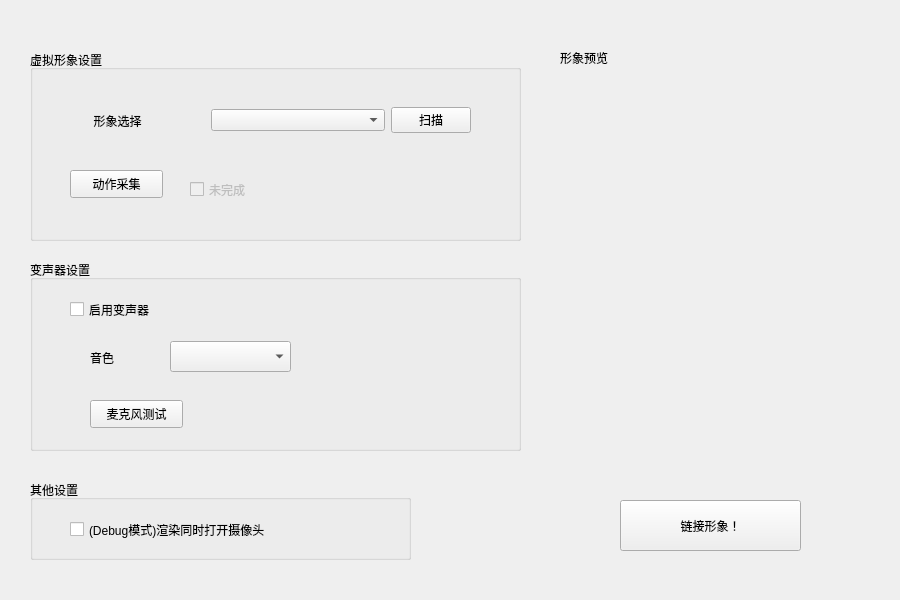
Qt form Qt-src/wid.ui (charlie0129/vtuber-kit) before a commit.
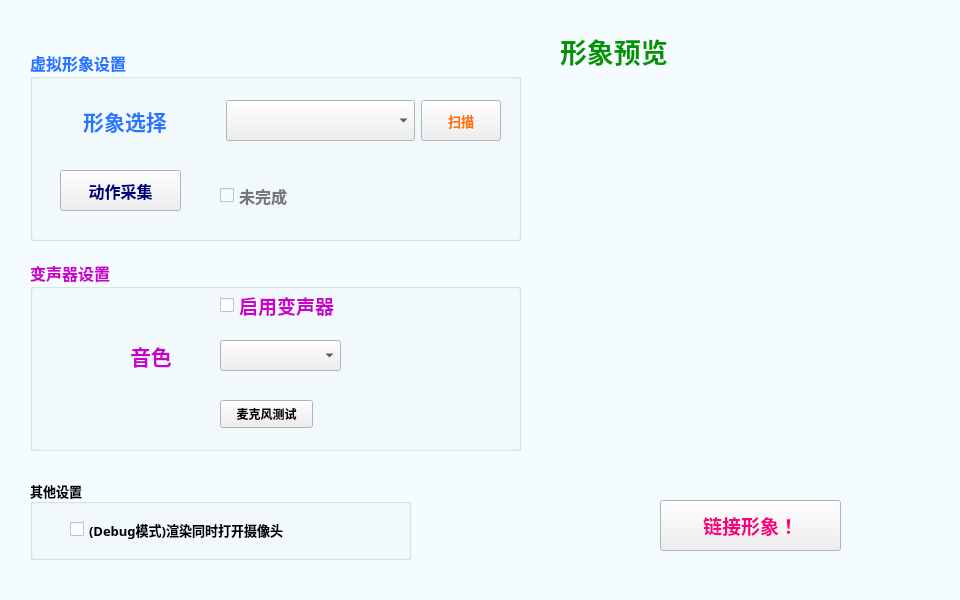
The same form after that commit.

Commit message: GUI update update:美化GUI文件

What changed in the file:
```diff
--- a/Qt-src/wid.ui
+++ b/Qt-src/wid.ui
@@ -6,10 +6,80 @@
    <rect>
     <x>0</x>
     <y>0</y>
-    <width>900</width>
+    <width>960</width>
     <height>600</height>
    </rect>
   </property>
+  <property name="maximumSize">
+   <size>
+    <width>960</width>
+    <height>600</height>
+   </size>
+  </property>
+  <property name="palette">
+   <palette>
+    <active>
+     <colorrole role="Base">
+      <brush brushstyle="SolidPattern">
+       <color alpha="255">
+        <red>255</red>
+        <green>255</green>
+        <blue>255</blue>
+       </color>
+      </brush>
+     </colorrole>
+     <colorrole role="Window">
+      <brush brushstyle="SolidPattern">
+       <color alpha="255">
+        <red>244</red>
+        <green>252</green>
+        <blue>255</blue>
+       </color>
+      </brush>
+     </colorrole>
+    </active>
+    <inactive>
+     <colorrole role="Base">
+      <brush brushstyle="SolidPattern">
+       <color alpha="255">
+        <red>255</red>
+        <green>255</green>
+        <blue>255</blue>
+       </color>
+      </brush>
+     </colorrole>
+     <colorrole role="Window">
+      <brush brushstyle="SolidPattern">
+       <color alpha="255">
+        <red>244</red>
+        <green>252</green>
+        <blue>255</blue>
+       </color>
+      </brush>
+     </colorrole>
+    </inactive>
+    <disabled>
+     <colorrole role="Base">
+      <brush brushstyle="SolidPattern">
+       <color alpha="255">
+        <red>244</red>
+        <green>252</green>
+        <blue>255</blue>
+       </color>
+      </brush>
+     </colorrole>
+     <colorrole role="Window">
+      <brush brushstyle="SolidPattern">
+       <color alpha="255">
+        <red>244</red>
+        <green>252</green>
+        <blue>255</blue>
+       </color>
+      </brush>
+     </colorrole>
+    </disabled>
+   </palette>
+  </property>
   <property name="windowTitle">
    <string>MainWindow</string>
   </property>
@@ -26,18 +96,100 @@
       <height>191</height>
      </rect>
     </property>
+    <property name="palette">
+     <palette>
+      <active>
+       <colorrole role="WindowText">
+        <brush brushstyle="SolidPattern">
+         <color alpha="255">
+          <red>37</red>
+          <green>119</green>
+          <blue>255</blue>
+         </color>
+        </brush>
+       </colorrole>
+      </active>
+      <inactive>
+       <colorrole role="WindowText">
+        <brush brushstyle="SolidPattern">
+         <color alpha="255">
+          <red>37</red>
+          <green>119</green>
+          <blue>255</blue>
+         </color>
+        </brush>
+       </colorrole>
+      </inactive>
+      <disabled>
+       <colorrole role="WindowText">
+        <brush brushstyle="SolidPattern">
+         <color alpha="255">
+          <red>120</red>
+          <green>120</green>
+          <blue>120</blue>
+         </color>
+        </brush>
+       </colorrole>
+      </disabled>
+     </palette>
+    </property>
+    <property name="font">
+     <font>
+      <family>文鼎大签字笔体G30</family>
+      <pointsize>12</pointsize>
+      <weight>75</weight>
+      <bold>true</bold>
+     </font>
+    </property>
     <property name="title">
      <string>虚拟形象设置</string>
     </property>
     <widget class="QPushButton" name="pushButton_shootPhoto">
      <property name="geometry">
       <rect>
-       <x>40</x>
+       <x>30</x>
        <y>120</y>
-       <width>93</width>
-       <height>28</height>
+       <width>121</width>
+       <height>41</height>
       </rect>
      </property>
+     <property name="palette">
+      <palette>
+       <active>
+        <colorrole role="ButtonText">
+         <brush brushstyle="SolidPattern">
+          <color alpha="255">
+           <red>0</red>
+           <green>0</green>
+           <blue>127</blue>
+          </color>
+         </brush>
+        </colorrole>
+       </active>
+       <inactive>
+        <colorrole role="ButtonText">
+         <brush brushstyle="SolidPattern">
+          <color alpha="255">
+           <red>0</red>
+           <green>0</green>
+           <blue>127</blue>
+          </color>
+         </brush>
+        </colorrole>
+       </inactive>
+       <disabled>
+        <colorrole role="ButtonText">
+         <brush brushstyle="SolidPattern">
+          <color alpha="255">
+           <red>120</red>
+           <green>120</green>
+           <blue>120</blue>
+          </color>
+         </brush>
+        </colorrole>
+       </disabled>
+      </palette>
+     </property>
      <property name="text">
       <string>动作采集</string>
      </property>
@@ -48,10 +200,10 @@
      </property>
      <property name="geometry">
       <rect>
-       <x>160</x>
+       <x>190</x>
        <y>130</y>
-       <width>91</width>
-       <height>19</height>
+       <width>121</width>
+       <height>31</height>
       </rect>
      </property>
      <property name="text">
@@ -62,9 +214,9 @@
      <property name="geometry">
       <rect>
        <x>0</x>
-       <y>30</y>
-       <width>441</width>
-       <height>81</height>
+       <y>50</y>
+       <width>471</width>
+       <height>41</height>
       </rect>
      </property>
      <layout class="QHBoxLayout" name="horizontalLayout">
@@ -76,6 +228,159 @@
           <verstretch>0</verstretch>
          </sizepolicy>
         </property>
+        <property name="palette">
+         <palette>
+          <active>
+           <colorrole role="WindowText">
+            <brush brushstyle="SolidPattern">
+             <color alpha="255">
+              <red>37</red>
+              <green>119</green>
+              <blue>255</blue>
+             </color>
+            </brush>
+           </colorrole>
+           <colorrole role="Text">
+            <brush brushstyle="SolidPattern">
+             <color alpha="255">
+              <red>0</red>
+              <green>0</green>
+              <blue>0</blue>
+             </color>
+            </brush>
+           </colorrole>
+           <colorrole role="ButtonText">
+            <brush brushstyle="SolidPattern">
+             <color alpha="255">
+              <red>0</red>
+              <green>159</green>
+              <blue>238</blue>
+             </color>
+            </brush>
+           </colorrole>
+           <colorrole role="ToolTipText">
+            <brush brushstyle="SolidPattern">
+             <color alpha="255">
+              <red>170</red>
+              <green>170</green>
+              <blue>255</blue>
+             </color>
+            </brush>
+           </colorrole>
+           <colorrole role="PlaceholderText">
+            <brush brushstyle="SolidPattern">
+             <color alpha="128">
+              <red>0</red>
+              <green>170</green>
+              <blue>255</blue>
+             </color>
+            </brush>
+           </colorrole>
+          </active>
+          <inactive>
+           <colorrole role="WindowText">
+            <brush brushstyle="SolidPattern">
+             <color alpha="255">
+              <red>37</red>
+              <green>119</green>
+              <blue>255</blue>
+             </color>
+            </brush>
+           </colorrole>
+           <colorrole role="Text">
+            <brush brushstyle="SolidPattern">
+             <color alpha="255">
+              <red>0</red>
+              <green>0</green>
+              <blue>0</blue>
+             </color>
+            </brush>
+           </colorrole>
+           <colorrole role="ButtonText">
+            <brush brushstyle="SolidPattern">
+             <color alpha="255">
+              <red>0</red>
+              <green>159</green>
+              <blue>238</blue>
+             </color>
+            </brush>
+           </colorrole>
+           <colorrole role="ToolTipText">
+            <brush brushstyle="SolidPattern">
+             <color alpha="255">
+              <red>170</red>
+              <green>170</green>
+              <blue>255</blue>
+             </color>
+            </brush>
+           </colorrole>
+           <colorrole role="PlaceholderText">
+            <brush brushstyle="SolidPattern">
+             <color alpha="128">
+              <red>0</red>
+              <green>170</green>
+              <blue>255</blue>
+             </color>
+            </brush>
+           </colorrole>
+          </inactive>
+          <disabled>
+           <colorrole role="WindowText">
+            <brush brushstyle="SolidPattern">
+             <color alpha="255">
+              <red>120</red>
+              <green>120</green>
+              <blue>120</blue>
+             </color>
+            </brush>
+           </colorrole>
+           <colorrole role="Text">
+            <brush brushstyle="SolidPattern">
+             <color alpha="255">
+              <red>120</red>
+              <green>120</green>
+              <blue>120</blue>
+             </color>
+            </brush>
+           </colorrole>
+           <colorrole role="ButtonText">
+            <brush brushstyle="SolidPattern">
+             <color alpha="255">
+              <red>120</red>
+              <green>120</green>
+              <blue>120</blue>
+             </color>
+            </brush>
+           </colorrole>
+           <colorrole role="ToolTipText">
+            <brush brushstyle="SolidPattern">
+             <color alpha="255">
+              <red>170</red>
+              <green>170</green>
+              <blue>255</blue>
+             </color>
+            </brush>
+           </colorrole>
+           <colorrole role="PlaceholderText">
+            <brush brushstyle="SolidPattern">
+             <color alpha="128">
+              <red>0</red>
+              <green>0</green>
+              <blue>0</blue>
+             </color>
+            </brush>
+           </colorrole>
+          </disabled>
+         </palette>
+        </property>
+        <property name="font">
+         <font>
+          <family>文鼎大签字笔体G30</family>
+          <pointsize>16</pointsize>
+          <weight>75</weight>
+          <bold>true</bold>
+         </font>
+        </property>
         <property name="text">
          <string>形象选择</string>
         </property>
@@ -85,16 +390,68 @@
        </widget>
       </item>
       <item>
-       <widget class="QComboBox" name="comboBox_chooseChara"/>
+       <widget class="QComboBox" name="comboBox_chooseChara">
+        <property name="sizePolicy">
+         <sizepolicy hsizetype="Preferred" vsizetype="Preferred">
+          <horstretch>0</horstretch>
+          <verstretch>0</verstretch>
+         </sizepolicy>
+        </property>
+       </widget>
       </item>
       <item>
        <widget class="QPushButton" name="pushButton_choosePsd">
         <property name="sizePolicy">
-         <sizepolicy hsizetype="Fixed" vsizetype="Fixed">
+         <sizepolicy hsizetype="Maximum" vsizetype="Preferred">
           <horstretch>0</horstretch>
           <verstretch>0</verstretch>
          </sizepolicy>
         </property>
+        <property name="palette">
+         <palette>
+          <active>
+           <colorrole role="ButtonText">
+            <brush brushstyle="SolidPattern">
+             <color alpha="255">
+              <red>255</red>
+              <green>115</green>
+              <blue>0</blue>
+             </color>
+            </brush>
+           </colorrole>
+          </active>
+          <inactive>
+           <colorrole role="ButtonText">
+            <brush brushstyle="SolidPattern">
+             <color alpha="255">
+              <red>255</red>
+              <green>115</green>
+              <blue>0</blue>
+             </color>
+            </brush>
+           </colorrole>
+          </inactive>
+          <disabled>
+           <colorrole role="ButtonText">
+            <brush brushstyle="SolidPattern">
+             <color alpha="255">
+              <red>120</red>
+              <green>120</green>
+              <blue>120</blue>
+             </color>
+            </brush>
+           </colorrole>
+          </disabled>
+         </palette>
+        </property>
+        <property name="font">
+         <font>
+          <family>文鼎大签字笔体G30</family>
+          <pointsize>10</pointsize>
+          <weight>75</weight>
+          <bold>true</bold>
+         </font>
+        </property>
         <property name="text">
          <string>扫描</string>
         </property>
@@ -115,18 +472,71 @@
       <height>191</height>
      </rect>
     </property>
+    <property name="palette">
+     <palette>
+      <active>
+       <colorrole role="WindowText">
+        <brush brushstyle="SolidPattern">
+         <color alpha="255">
+          <red>204</red>
+          <green>0</green>
+          <blue>204</blue>
+         </color>
+        </brush>
+       </colorrole>
+      </active>
+      <inactive>
+       <colorrole role="WindowText">
+        <brush brushstyle="SolidPattern">
+         <color alpha="255">
+          <red>204</red>
+          <green>0</green>
+          <blue>204</blue>
+         </color>
+        </brush>
+       </colorrole>
+      </inactive>
+      <disabled>
+       <colorrole role="WindowText">
+        <brush brushstyle="SolidPattern">
+         <color alpha="255">
+          <red>120</red>
+          <green>120</green>
+          <blue>120</blue>
+         </color>
+        </brush>
+       </colorrole>
+      </disabled>
+     </palette>
+    </property>
+    <property name="font">
+     <font>
+      <family>文鼎大签字笔体G30</family>
+      <pointsize>12</pointsize>
+      <weight>75</weight>
+      <bold>true</bold>
+     </font>
+    </property>
     <property name="title">
      <string>变声器设置</string>
     </property>
     <widget class="QLabel" name="label_voiceKind">
      <property name="geometry">
       <rect>
-       <x>60</x>
-       <y>90</y>
-       <width>72</width>
-       <height>15</height>
+       <x>100</x>
+       <y>80</y>
+       <width>91</width>
+       <height>31</height>
       </rect>
      </property>
+     <property name="font">
+      <font>
+       <family>文鼎大签字笔体G30</family>
+       <pointsize>16</pointsize>
+       <weight>75</weight>
+       <bold>true</bold>
+      </font>
+     </property>
      <property name="text">
       <string>音色</string>
      </property>
@@ -134,12 +544,20 @@
     <widget class="QPushButton" name="pushButton_testMic">
      <property name="geometry">
       <rect>
-       <x>60</x>
+       <x>190</x>
        <y>140</y>
        <width>93</width>
        <height>28</height>
       </rect>
      </property>
+     <property name="font">
+      <font>
+       <family>文鼎大签字笔体G30</family>
+       <pointsize>9</pointsize>
+       <weight>75</weight>
+       <bold>true</bold>
+      </font>
+     </property>
      <property name="text">
       <string>麦克风测试</string>
      </property>
@@ -147,8 +565,8 @@
     <widget class="QComboBox" name="comboBox_vc">
      <property name="geometry">
       <rect>
-       <x>140</x>
-       <y>81</y>
+       <x>190</x>
+       <y>80</y>
        <width>121</width>
        <height>31</height>
       </rect>
@@ -166,12 +584,20 @@
     <widget class="QCheckBox" name="checkBox_enableVC">
      <property name="geometry">
       <rect>
-       <x>40</x>
-       <y>40</y>
+       <x>190</x>
+       <y>30</y>
        <width>281</width>
-       <height>19</height>
+       <height>31</height>
       </rect>
      </property>
+     <property name="font">
+      <font>
+       <family>文鼎大签字笔体G30</family>
+       <pointsize>14</pointsize>
+       <weight>75</weight>
+       <bold>true</bold>
+      </font>
+     </property>
      <property name="text">
       <string>启用变声器</string>
      </property>
@@ -181,11 +607,56 @@
     <property name="geometry">
      <rect>
       <x>560</x>
-      <y>50</y>
-      <width>72</width>
-      <height>15</height>
+      <y>30</y>
+      <width>141</width>
+      <height>41</height>
      </rect>
     </property>
+    <property name="palette">
+     <palette>
+      <active>
+       <colorrole role="WindowText">
+        <brush brushstyle="SolidPattern">
+         <color alpha="255">
+          <red>0</red>
+          <green>149</green>
+          <blue>0</blue>
+         </color>
+        </brush>
+       </colorrole>
+      </active>
+      <inactive>
+       <colorrole role="WindowText">
+        <brush brushstyle="SolidPattern">
+         <color alpha="255">
+          <red>0</red>
+          <green>149</green>
+          <blue>0</blue>
+         </color>
+        </brush>
+       </colorrole>
+      </inactive>
+      <disabled>
+       <colorrole role="WindowText">
+        <brush brushstyle="SolidPattern">
+         <color alpha="255">
+          <red>120</red>
+          <green>120</green>
+          <blue>120</blue>
+         </color>
+        </brush>
+       </colorrole>
+      </disabled>
+     </palette>
+    </property>
+    <property name="font">
+     <font>
+      <family>文鼎大签字笔体G30</family>
+      <pointsize>20</pointsize>
+      <weight>75</weight>
+      <bold>true</bold>
+     </font>
+    </property>
     <property name="text">
      <string>形象预览</string>
     </property>
@@ -193,12 +664,164 @@
    <widget class="QLabel" name="Image_preview">
     <property name="geometry">
      <rect>
-      <x>560</x>
-      <y>70</y>
-      <width>301</width>
-      <height>371</height>
+      <x>580</x>
+      <y>80</y>
+      <width>331</width>
+      <height>361</height>
      </rect>
     </property>
+    <property name="palette">
+     <palette>
+      <active>
+       <colorrole role="WindowText">
+        <brush brushstyle="SolidPattern">
+         <color alpha="255">
+          <red>0</red>
+          <green>0</green>
+          <blue>0</blue>
+         </color>
+        </brush>
+       </colorrole>
+       <colorrole role="Text">
+        <brush brushstyle="SolidPattern">
+         <color alpha="255">
+          <red>0</red>
+          <green>150</green>
+          <blue>0</blue>
+         </color>
+        </brush>
+       </colorrole>
+       <colorrole role="Base">
+        <brush brushstyle="SolidPattern">
+         <color alpha="255">
+          <red>255</red>
+          <green>255</green>
+          <blue>255</blue>
+         </color>
+        </brush>
+       </colorrole>
+       <colorrole role="Window">
+        <brush brushstyle="SolidPattern">
+         <color alpha="255">
+          <red>244</red>
+          <green>252</green>
+          <blue>255</blue>
+         </color>
+        </brush>
+       </colorrole>
+       <colorrole role="PlaceholderText">
+        <brush brushstyle="SolidPattern">
+         <color alpha="128">
+          <red>0</red>
+          <green>150</green>
+          <blue>0</blue>
+         </color>
+        </brush>
+       </colorrole>
+      </active>
+      <inactive>
+       <colorrole role="WindowText">
+        <brush brushstyle="SolidPattern">
+         <color alpha="255">
+          <red>0</red>
+          <green>0</green>
+          <blue>0</blue>
+         </color>
+        </brush>
+       </colorrole>
+       <colorrole role="Text">
+        <brush brushstyle="SolidPattern">
+         <color alpha="255">
+          <red>0</red>
+          <green>150</green>
+          <blue>0</blue>
+         </color>
+        </brush>
+       </colorrole>
+       <colorrole role="Base">
+        <brush brushstyle="SolidPattern">
+         <color alpha="255">
+          <red>255</red>
+          <green>255</green>
+          <blue>255</blue>
+         </color>
+        </brush>
+       </colorrole>
+       <colorrole role="Window">
+        <brush brushstyle="SolidPattern">
+         <color alpha="255">
+          <red>244</red>
+          <green>252</green>
+          <blue>255</blue>
+         </color>
+        </brush>
+       </colorrole>
+       <colorrole role="PlaceholderText">
+        <brush brushstyle="SolidPattern">
+         <color alpha="128">
+          <red>0</red>
+          <green>150</green>
+          <blue>0</blue>
+         </color>
+        </brush>
+       </colorrole>
+      </inactive>
+      <disabled>
+       <colorrole role="WindowText">
+        <brush brushstyle="SolidPattern">
+         <color alpha="255">
+          <red>120</red>
+          <green>120</green>
+          <blue>120</blue>
+         </color>
+        </brush>
+       </colorrole>
+       <colorrole role="Text">
+        <brush brushstyle="SolidPattern">
+         <color alpha="255">
+          <red>120</red>
+          <green>120</green>
+          <blue>120</blue>
+         </color>
+        </brush>
+       </colorrole>
+       <colorrole role="Base">
+        <brush brushstyle="SolidPattern">
+         <color alpha="255">
+          <red>244</red>
+          <green>252</green>
+          <blue>255</blue>
+         </color>
+        </brush>
+       </colorrole>
+       <colorrole role="Window">
+        <brush brushstyle="SolidPattern">
+         <color alpha="255">
+          <red>244</red>
+          <green>252</green>
+          <blue>255</blue>
+         </color>
+        </brush>
+       </colorrole>
+       <colorrole role="PlaceholderText">
+        <brush brushstyle="SolidPattern">
+         <color alpha="128">
+          <red>0</red>
+          <green>0</green>
+          <blue>0</blue>
+         </color>
+        </brush>
+       </colorrole>
+      </disabled>
+     </palette>
+    </property>
+    <property name="font">
+     <font>
+      <family>文鼎大签字笔体G30</family>
+      <weight>75</weight>
+      <bold>true</bold>
+     </font>
+    </property>
     <property name="text">
      <string/>
     </property>
@@ -206,12 +829,57 @@
    <widget class="QPushButton" name="pushButton_start">
     <property name="geometry">
      <rect>
-      <x>620</x>
+      <x>660</x>
       <y>500</y>
       <width>181</width>
       <height>51</height>
      </rect>
     </property>
+    <property name="palette">
+     <palette>
+      <active>
+       <colorrole role="ButtonText">
+        <brush brushstyle="SolidPattern">
+         <color alpha="255">
+          <red>250</red>
+          <green>0</green>
+          <blue>125</blue>
+         </color>
+        </brush>
+       </colorrole>
+      </active>
+      <inactive>
+       <colorrole role="ButtonText">
+        <brush brushstyle="SolidPattern">
+         <color alpha="255">
+          <red>250</red>
+          <green>0</green>
+          <blue>125</blue>
+         </color>
+        </brush>
+       </colorrole>
+      </inactive>
+      <disabled>
+       <colorrole role="ButtonText">
+        <brush brushstyle="SolidPattern">
+         <color alpha="255">
+          <red>120</red>
+          <green>120</green>
+          <blue>120</blue>
+         </color>
+        </brush>
+       </colorrole>
+      </disabled>
+     </palette>
+    </property>
+    <property name="font">
+     <font>
+      <family>文鼎大签字笔体G30</family>
+      <pointsize>14</pointsize>
+      <weight>75</weight>
+      <bold>true</bold>
+     </font>
+    </property>
     <property name="text">
      <string>链接形象！</string>
     </property>
@@ -225,6 +893,14 @@
       <height>80</height>
      </rect>
     </property>
+    <property name="font">
+     <font>
+      <family>文鼎大签字笔体G30</family>
+      <pointsize>10</pointsize>
+      <weight>75</weight>
+      <bold>true</bold>
+     </font>
+    </property>
     <property name="title">
      <string>其他设置</string>
     </property>
```
Left out of the diff: 4 changed lines with no effect on the pictures. The commit also changes 2 other files.
